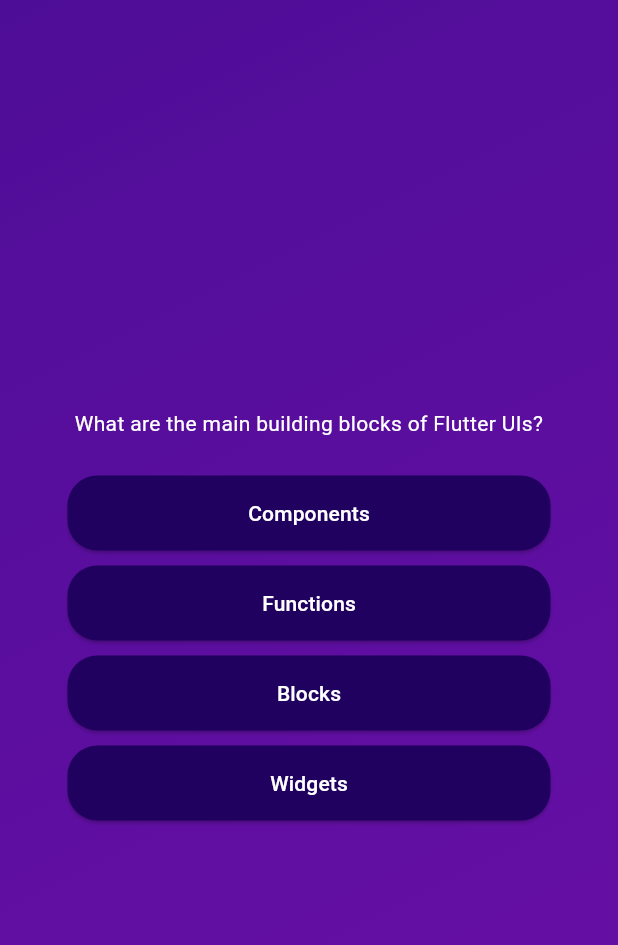
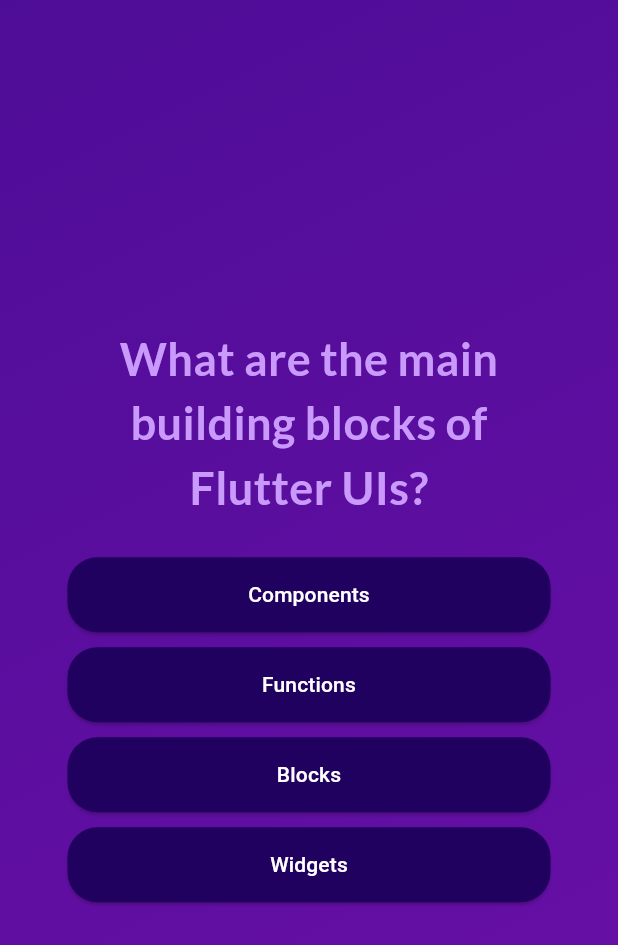
Before and after one commit to mathias-ndasi/flutter_quiz, a Flutter app: the screen it shows after launch, after a tap on "Start Quiz", on a phone screen of 412 x 824 dp. Shown: the top 945 px of the screen. Run offline on Flutter 3.47's test engine with Material 3 defaults, Android fonts, the phone set to English and light mode, and no system bars; our stand-ins replace google_fonts.

Commit message:
Added Google Font package

```diff
--- a/lib/answer_button.dart
+++ b/lib/answer_button.dart
@@ -29,8 +29,9 @@ class AnswerButton extends StatelessWidget {
         child: Text(
           answerText,
           style: const TextStyle(
-              // color: Colors.white,
-              ),
+            color: Colors.white,
+          ),
+          textAlign: TextAlign.center,
         ),
       ),
     );
--- a/lib/questions_screen.dart
+++ b/lib/questions_screen.dart
@@ -1,6 +1,7 @@
 import 'package:flutter/material.dart';
 import 'package:flutter_quiz/answer_button.dart';
 import 'package:flutter_quiz/data/questions.dart';
+import 'package:google_fonts/google_fonts.dart';
 
 class QuestionsScreen extends StatefulWidget {
   const QuestionsScreen({super.key});
@@ -50,8 +51,10 @@ class _QuestionsScreenState extends State<QuestionsScreen> {
             children: [
               Text(
                 currentQuestion.text,
-                style: const TextStyle(
-                  color: Colors.white,
+                style: GoogleFonts.lato(
+                  color: const Color.fromARGB(255, 201, 153, 251),
+                  fontSize: 30,
+                  fontWeight: FontWeight.bold,
                 ),
                 textAlign: TextAlign.center,
               ),
--- a/lib/start_screen.dart
+++ b/lib/start_screen.dart
@@ -1,4 +1,5 @@
 import 'package:flutter/material.dart';
+import 'package:google_fonts/google_fonts.dart';
 
 class StartScreen extends StatelessWidget {
   const StartScreen(this.startQuiz, {super.key});
@@ -20,12 +21,11 @@ class StartScreen extends StatelessWidget {
           const SizedBox(
             height: 50,
           ),
-          const Text(
+          Text(
             'Learn Flutter the fun way!',
-            style: TextStyle(
+            style: GoogleFonts.lato(
+              color: Colors.white,
               fontSize: 24,
-              // fontWeight: FontWeight.bold,
-              color: Colors.white,
             ),
           ),
           const SizedBox(
--- a/pubspec.yaml
+++ b/pubspec.yaml
@@ -35,6 +35,7 @@ dependencies:
   # The following adds the Cupertino Icons font to your application.
   # Use with the CupertinoIcons class for iOS style icons.
   cupertino_icons: ^1.0.6
+  google_fonts: ^6.2.1
 
 dev_dependencies:
   flutter_test:
```
Also changed, not shown: pubspec.lock, 7 other files.
